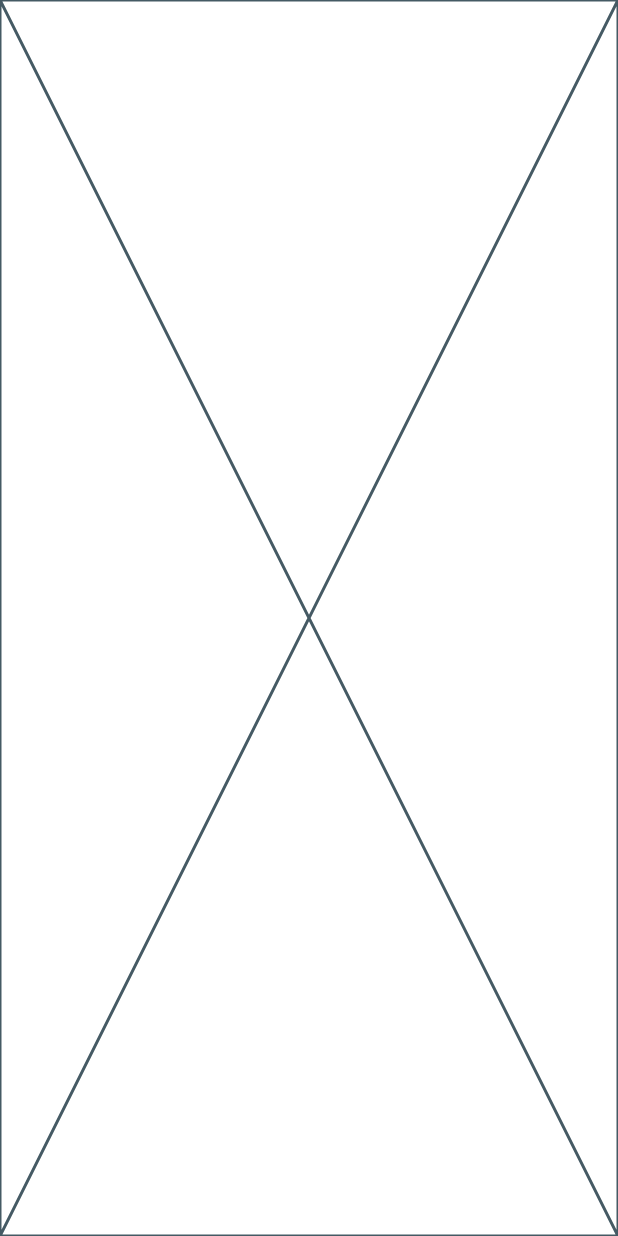
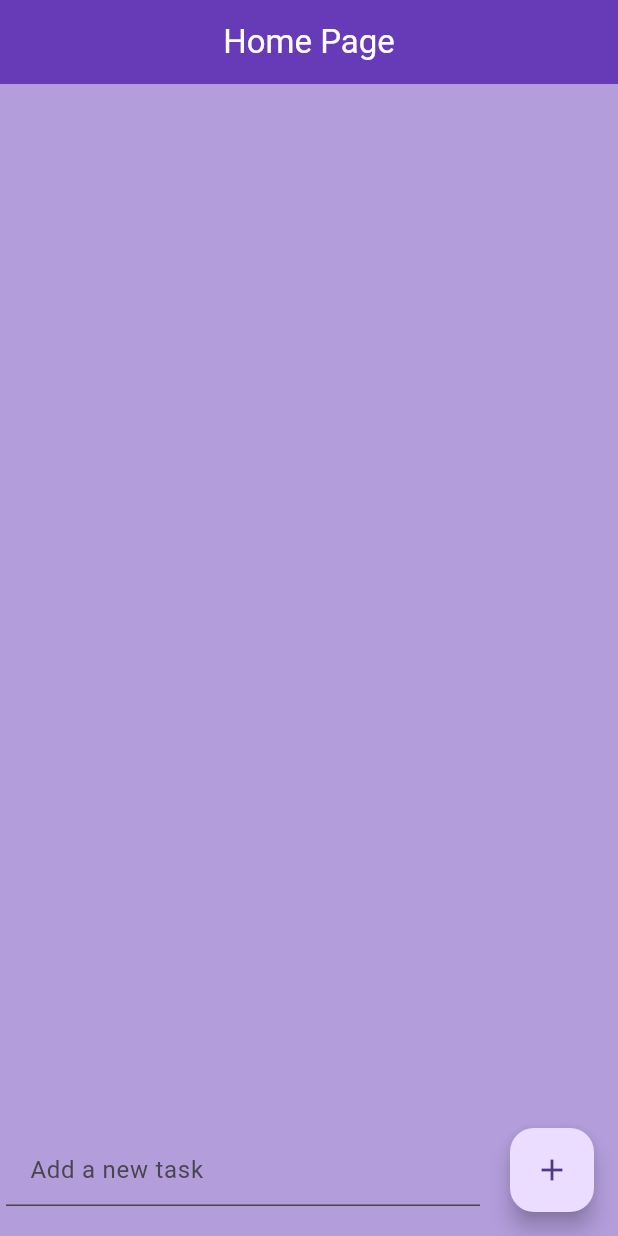
Before and after one commit to ManojChandran/dub, a Flutter app: the screen it shows after launch, on a phone screen of 412 x 824 dp. Run offline on Flutter 3.47's test engine with Material 3 defaults, Android fonts, the light colour scheme and no system bars; our stand-ins replace flutter_slidable.

Commit message:
todo project

```diff
--- a/lib/main.dart
+++ b/lib/main.dart
@@ -1,3 +1,4 @@
+import 'package:dub/pages/home_page.dart';
 import 'package:flutter/material.dart';
 
 void main() {
@@ -9,6 +10,9 @@
 
   @override
   Widget build(BuildContext context) {
-    return const Placeholder();
+    return const MaterialApp(
+      debugShowCheckedModeBanner: false,
+      home: HomePage(),
+    );
   }
 }
--- /dev/null
+++ b/lib/pages/home_page.dart
@@ -0,0 +1,79 @@
+import 'package:flutter/material.dart';
+import 'package:dub/utils/task_list.dart';
+
+class HomePage extends StatefulWidget {
+  const HomePage({super.key});
+
+  @override
+  State<HomePage> createState() => _HomePageState();
+}
+
+class _HomePageState extends State<HomePage> {
+  final TextEditingController _taskController = TextEditingController();
+
+  List taskList = [];
+
+  void checkBoxChanged(bool? value, int index) {
+    setState(() {
+      taskList[index][1] = !taskList[index][1];
+    });
+  }
+
+  void deleteTask(String task, int index) {
+    setState(() {
+      taskList.removeAt(index);
+    });
+  }
+
+  @override
+  Widget build(BuildContext context) {
+    return Scaffold(
+      backgroundColor: Colors.deepPurple.shade200,
+      appBar: AppBar(
+        title: const Text('Home Page'),
+        centerTitle: true,
+        backgroundColor: Colors.deepPurple,
+        foregroundColor: Colors.white,
+        elevation: 0,
+      ),
+      body: ListView.builder(
+        itemCount: taskList.length,
+        itemBuilder: (BuildContext context, index) {
+          // Return a widget here
+          return TaskList(
+            task: taskList[index][0],
+            taskCompleted: taskList[index][1],
+            onChanged: (value) => checkBoxChanged(value, index),
+            onDelete: (value) => deleteTask(value, index),
+          );
+        },
+      ),
+      floatingActionButton: Row(
+        children: [
+          Expanded(
+            child: Padding(
+              padding: const EdgeInsets.symmetric(horizontal: 20),
+              child: TextField(
+                controller: _taskController,
+                decoration: InputDecoration(
+                  filled: true,
+                  fillColor: Colors.deepPurple.shade200,
+                  hintText: 'Add a new task',
+                ),
+              ),
+            ),
+          ),
+          FloatingActionButton(
+            onPressed: () {
+            setState(() {
+              taskList.add([_taskController.text, false]);
+              _taskController.clear();
+            });
+          },
+         child: const Icon(Icons.add),
+        ),
+        ],
+      ),
+    );
+  }
+}
--- a/pubspec.yaml
+++ b/pubspec.yaml
@@ -35,6 +35,7 @@ dependencies:
   # The following adds the Cupertino Icons font to your application.
   # Use with the CupertinoIcons class for iOS style icons.
   cupertino_icons: ^1.0.6
+  flutter_slidable: ^3.1.1
 
 dev_dependencies:
   flutter_test:
```
Also changed, not shown: lib/utils/task_list.dart (added, +59 -0 lines).
